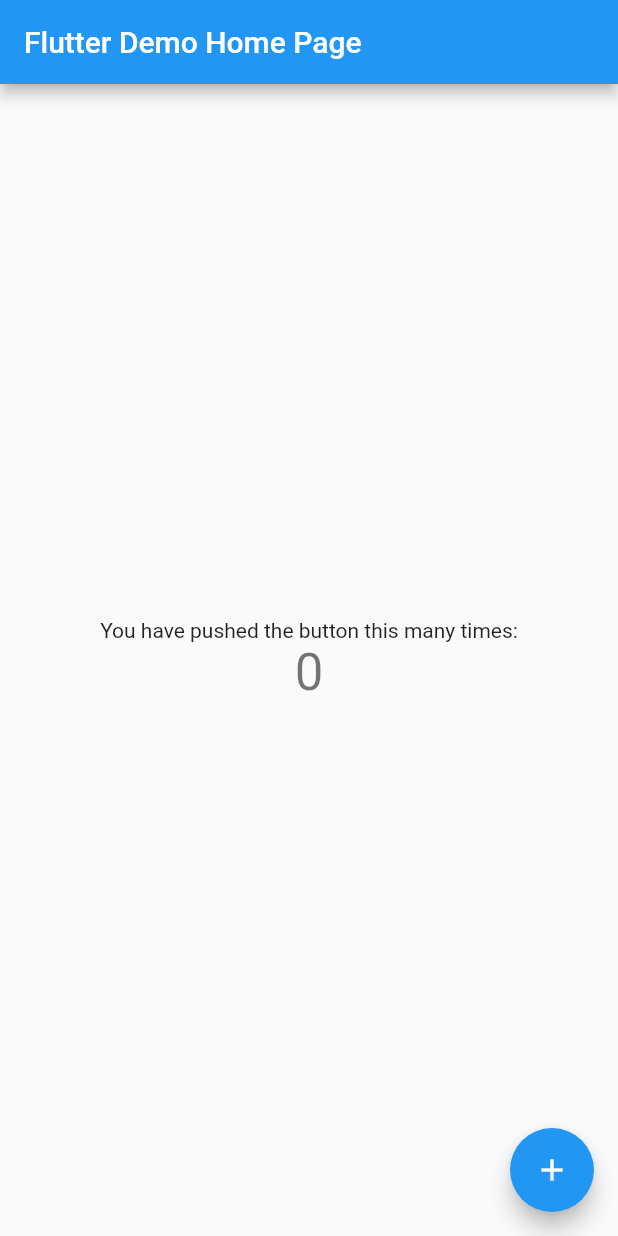
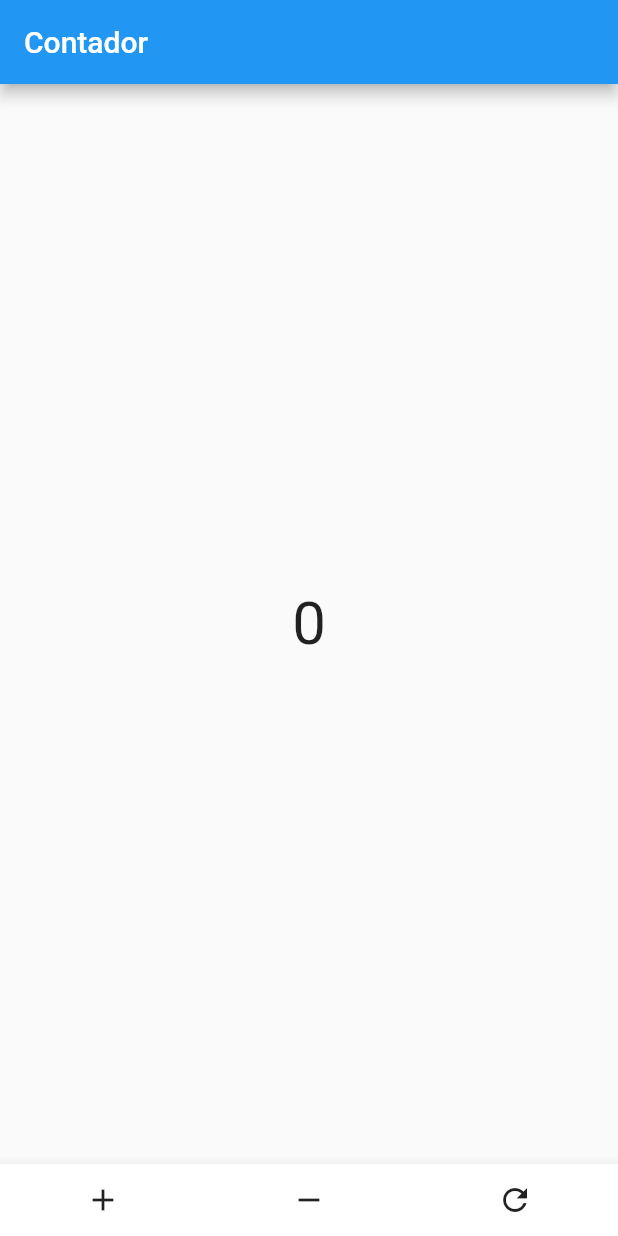
Before and after one commit to viniciusoliverrs/contador-with-tdd-app, a Flutter app: the screen it shows after launch, on a phone screen of 412 x 824 dp. Run offline on Flutter 3.47's test engine with Material 2 defaults, Android fonts, the phone set to English and light mode, and no system bars; our stand-ins replace flutter_modular.

Commit message:
feat: Implementation modular and design layout

```diff
--- a/lib/main.dart
+++ b/lib/main.dart
@@ -1,115 +1,14 @@
 import 'package:flutter/material.dart';
+import 'package:flutter_modular/flutter_modular.dart';
+
+import 'src/modules/app_modules.dart';
+import 'src/modules/app_widget.dart';
 
 void main() {
-  runApp(const MyApp());
+  runApp(
+    ModularApp(
+      module: AppModule(),
+      child: const AppWidget(),
+    ),
+  );
 }
-
-class MyApp extends StatelessWidget {
-  const MyApp({super.key});
-
-  // This widget is the root of your application.
-  @override
-  Widget build(BuildContext context) {
-    return MaterialApp(
-      title: 'Flutter Demo',
-      theme: ThemeData(
-        // This is the theme of your application.
-        //
-        // Try running your application with "flutter run". You'll see the
-        // application has a blue toolbar. Then, without quitting the app, try
-        // changing the primarySwatch below to Colors.green and then invoke
-        // "hot reload" (press "r" in the console where you ran "flutter run",
-        // or simply save your changes to "hot reload" in a Flutter IDE).
-        // Notice that the counter didn't reset back to zero; the application
-        // is not restarted.
-        primarySwatch: Colors.blue,
-      ),
-      home: const MyHomePage(title: 'Flutter Demo Home Page'),
-    );
-  }
-}
-
-class MyHomePage extends StatefulWidget {
-  const MyHomePage({super.key, required this.title});
-
-  // This widget is the home page of your application. It is stateful, meaning
-  // that it has a State object (defined below) that contains fields that affect
-  // how it looks.
-
-  // This class is the configuration for the state. It holds the values (in this
-  // case the title) provided by the parent (in this case the App widget) and
-  // used by the build method of the State. Fields in a Widget subclass are
-  // always marked "final".
-
-  final String title;
-
-  @override
-  State<MyHomePage> createState() => _MyHomePageState();
-}
-
-class _MyHomePageState extends State<MyHomePage> {
-  int _counter = 0;
-
-  void _incrementCounter() {
-    setState(() {
-      // This call to setState tells the Flutter framework that something has
-      // changed in this State, which causes it to rerun the build method below
-      // so that the display can reflect the updated values. If we changed
-      // _counter without calling setState(), then the build method would not be
-      // called again, and so nothing would appear to happen.
-      _counter++;
-    });
-  }
-
-  @override
-  Widget build(BuildContext context) {
-    // This method is rerun every time setState is called, for instance as done
-    // by the _incrementCounter method above.
-    //
-    // The Flutter framework has been optimized to make rerunning build methods
-    // fast, so that you can just rebuild anything that needs updating rather
-    // than having to individually change instances of widgets.
-    return Scaffold(
-      appBar: AppBar(
-        // Here we take the value from the MyHomePage object that was created by
-        // the App.build method, and use it to set our appbar title.
-        title: Text(widget.title),
-      ),
-      body: Center(
-        // Center is a layout widget. It takes a single child and positions it
-        // in the middle of the parent.
-        child: Column(
-          // Column is also a layout widget. It takes a list of children and
-          // arranges them vertically. By default, it sizes itself to fit its
-          // children horizontally, and tries to be as tall as its parent.
-          //
-          // Invoke "debug painting" (press "p" in the console, choose the
-          // "Toggle Debug Paint" action from the Flutter Inspector in Android
-          // Studio, or the "Toggle Debug Paint" command in Visual Studio Code)
-          // to see the wireframe for each widget.
-          //
-          // Column has various properties to control how it sizes itself and
-          // how it positions its children. Here we use mainAxisAlignment to
-          // center the children vertically; the main axis here is the vertical
-          // axis because Columns are vertical (the cross axis would be
-          // horizontal).
-          mainAxisAlignment: MainAxisAlignment.center,
-          children: <Widget>[
-            const Text(
-              'You have pushed the button this many times:',
-            ),
-            Text(
-              '$_counter',
-              style: Theme.of(context).textTheme.headline4,
-            ),
-          ],
-        ),
-      ),
-      floatingActionButton: FloatingActionButton(
-        onPressed: _incrementCounter,
-        tooltip: 'Increment',
-        child: const Icon(Icons.add),
-      ), // This trailing comma makes auto-formatting nicer for build methods.
-    );
-  }
-}
--- /dev/null
+++ b/lib/src/core/stores/contador.store.dart
@@ -0,0 +1,5 @@
+import 'package:contador/src/modules/contador/domain/entities/contador_entity.dart';
+
+class ContadorStore {
+  ContadorEntity entity = ContadorEntity(0);
+}
--- /dev/null
+++ b/lib/src/modules/app_widget.dart
@@ -0,0 +1,15 @@
+import 'package:flutter/material.dart';
+import 'package:flutter_modular/flutter_modular.dart';
+
+class AppWidget extends StatelessWidget {
+  const AppWidget({super.key});
+
+  @override
+  Widget build(BuildContext context) {
+    return MaterialApp.router(
+      title: 'Flutter Contador',
+      routeInformationParser: Modular.routeInformationParser,
+      routerDelegate: Modular.routerDelegate,
+    );
+  }
+}
--- a/lib/src/modules/contador/presenter/controllers/contador_controller.dart
+++ b/lib/src/modules/contador/presenter/controllers/contador_controller.dart
@@ -1,22 +1,33 @@
+import 'package:flutter/cupertino.dart';
+
+import '../../../../core/stores/contador.store.dart';
 import '../../data/repositories/contato_repository.dart';
-import '../../domain/entities/contador_entity.dart';
 
-class ContadorController {
+class ContadorController with ChangeNotifier {
   final ContadorRepository repository;
-  ContadorController(this.repository);
-
-
-  ContadorEntity get entity  => repository.getContador();
+  final ContadorStore store;
+  ContadorController(this.repository, this.store) {
+    store.entity = repository.getContador();
+    notifyListeners();
+  }
 
   void increment() {
-    entity.increment();
+    store.entity.increment();
+    notifyListeners();
   }
 
   void decrement() {
-    entity.decrement();
+    store.entity.decrement();
+    notifyListeners();
   }
 
   void reset() {
-    entity.reset();
+    store.entity.reset();
+    notifyListeners();
+  }
+
+  setInterval(int value) {
+    store.entity.setInterval(value);
+    notifyListeners();
   }
 }
--- /dev/null
+++ b/lib/src/modules/contador/presenter/views/components/tabs/contador_one_tab.dart
@@ -0,0 +1,26 @@
+// ignore_for_file: public_member_api_docs, sort_constructors_first
+import 'package:contador/src/modules/contador/presenter/controllers/contador_controller.dart';
+import 'package:flutter/material.dart';
+
+class ContadorOneTab extends StatelessWidget {
+  final ContadorController controller;
+  ContadorOneTab({
+    Key? key,
+    required this.controller,
+  });
+
+  @override
+  Widget build(BuildContext context) {
+    return AnimatedBuilder(
+      animation: controller,
+      builder: (context, child) {
+        return Center(
+          child: Text(
+            '${controller.store.entity.value}',
+            style: const TextStyle(fontSize: 40),
+          ),
+        );
+      },
+    );
+  }
+}
--- a/lib/src/modules/contador/presenter/views/contador_view.dart
+++ b/lib/src/modules/contador/presenter/views/contador_view.dart
@@ -1,12 +1,52 @@
 import 'package:flutter/material.dart';
-import 'package:flutter/src/widgets/container.dart';
-import 'package:flutter/src/widgets/framework.dart';
+
+import '../controllers/contador_controller.dart';
+import 'components/tabs/contador_one_tab.dart';
+import 'components/tabs/contador_two_tab.dart';
 
 class ContadorView extends StatelessWidget {
-  const ContadorView({super.key});
-
+  final ContadorController controller;
+  ContadorView({super.key, required this.controller});
   @override
   Widget build(BuildContext context) {
-    return Scaffold();
+    return Scaffold(
+      appBar: AppBar(
+        title: const Text('Contador'),
+      ),
+      body: PageView(
+        onPageChanged: (index) {
+          if (index == 0) {
+            controller.setInterval(1);
+          } else if (index == 1) {
+            controller.setInterval(10);
+          }
+        },
+        children: [
+          ContadorOneTab(
+            controller: controller,
+          ),
+          ContadorTwoTab(controller: controller),
+        ],
+      ),
+      bottomNavigationBar: BottomAppBar(
+        child: Row(
+          mainAxisAlignment: MainAxisAlignment.spaceAround,
+          children: [
+            IconButton(
+              icon: const Icon(Icons.add),
+              onPressed: controller.increment,
+            ),
+            IconButton(
+              icon: const Icon(Icons.remove),
+              onPressed: controller.decrement,
+            ),
+            IconButton(
+              icon: const Icon(Icons.refresh),
+              onPressed: controller.reset,
+            ),
+          ],
+        ),
+      ),
+    );
   }
 }
--- a/pubspec.yaml
+++ b/pubspec.yaml
@@ -36,6 +36,7 @@ dependencies:
   # The following adds the Cupertino Icons font to your application.
   # Use with the CupertinoIcons class for iOS style icons.
   cupertino_icons: ^1.0.2
+  flutter_modular: ^5.0.3
 
 dev_dependencies:
   mocktail: ^0.3.0
```
Also changed, not shown: lib/src/modules/app_modules.dart (added, +25 -0 lines), lib/src/modules/contador/domain/entities/contador_entity.dart (+8 -2 lines), lib/src/modules/contador/presenter/views/components/tabs/contador_two_tab.dart (added, +26 -0 lines), pubspec.lock, 1 other file.
